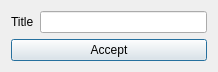
FrankMamuda/ketoevent, file gui_addedit.ui: the form before one commit.
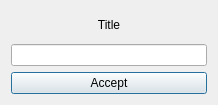
The form after the commit. Icons and pictures are not drawn.

What changed in the file:
```diff
--- a/gui_addedit.ui
+++ b/gui_addedit.ui
@@ -7,7 +7,7 @@
     <x>0</x>
     <y>0</y>
     <width>218</width>
-    <height>72</height>
+    <height>105</height>
    </rect>
   </property>
   <property name="windowTitle">
@@ -18,17 +18,7 @@
     <normaloff>:/icons/events_dialog_16</normaloff>:/icons/events_dialog_16</iconset>
   </property>
   <layout class="QGridLayout" name="gridLayout">
-   <item row="0" column="0">
-    <widget class="QLabel" name="titleLabel">
-     <property name="text">
-      <string>Title</string>
-     </property>
-    </widget>
-   </item>
-   <item row="0" column="1">
-    <widget class="QLineEdit" name="titleEdit"/>
-   </item>
-   <item row="1" column="0" colspan="2">
+   <item row="2" column="0" colspan="2">
     <widget class="QPushButton" name="acceptButton">
      <property name="text">
       <string>Accept</string>
@@ -39,6 +29,26 @@
      </property>
     </widget>
    </item>
+   <item row="1" column="0" colspan="2">
+    <widget class="QLineEdit" name="titleEdit">
+     <property name="minimumSize">
+      <size>
+       <width>128</width>
+       <height>0</height>
+      </size>
+     </property>
+    </widget>
+   </item>
+   <item row="0" column="0" colspan="2">
+    <widget class="QLabel" name="titleLabel">
+     <property name="text">
+      <string>Title</string>
+     </property>
+     <property name="alignment">
+      <set>Qt::AlignCenter</set>
+     </property>
+    </widget>
+   </item>
   </layout>
  </widget>
  <resources>
```
